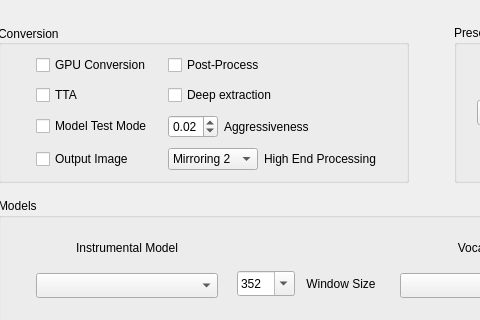
Above: ui_files/settingswindow.ui from Anjok07/ultimatevocalremovergui before the change; both pictures show x 202 to 682 and y 0 to 320 of the 830 by 510 pixel window. Below: the same form after it.
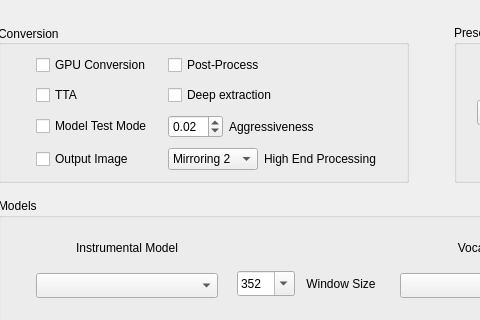
That is the form after the change. The open tabs and pages were chosen to show the change.

What changed in the file:
```diff
--- a/ui_files/settingswindow.ui
+++ b/ui_files/settingswindow.ui
@@ -485,13 +485,13 @@
                             </property>
                             <property name="minimumSize">
                              <size>
-                              <width>50</width>
+                              <width>55</width>
                               <height>0</height>
                              </size>
                             </property>
                             <property name="maximumSize">
                              <size>
-                              <width>50</width>
+                              <width>55</width>
                               <height>16777215</height>
                              </size>
                             </property>
```
Left out of the diff: 14 changed lines with no effect on the pictures.
